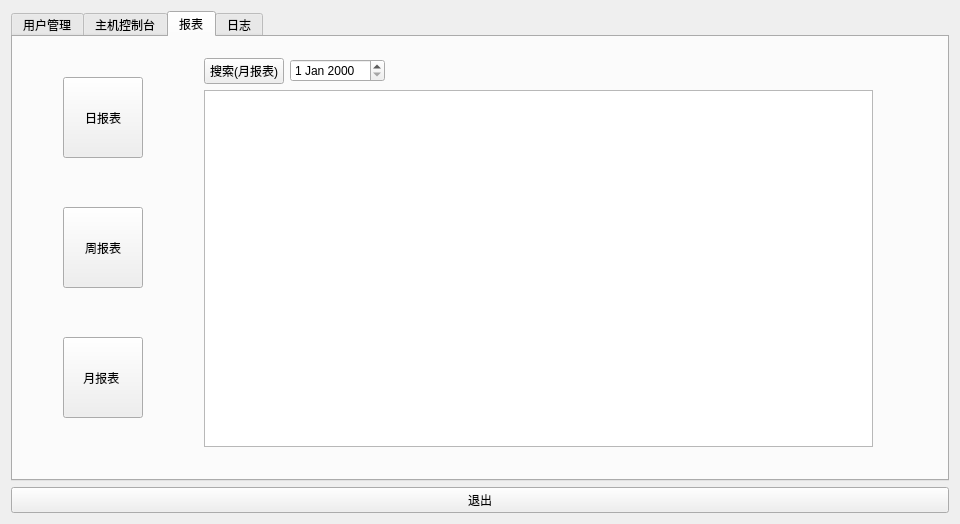
Old version of the form master/mainwindow.ui in the repository fengshenfeilian/airCondition.
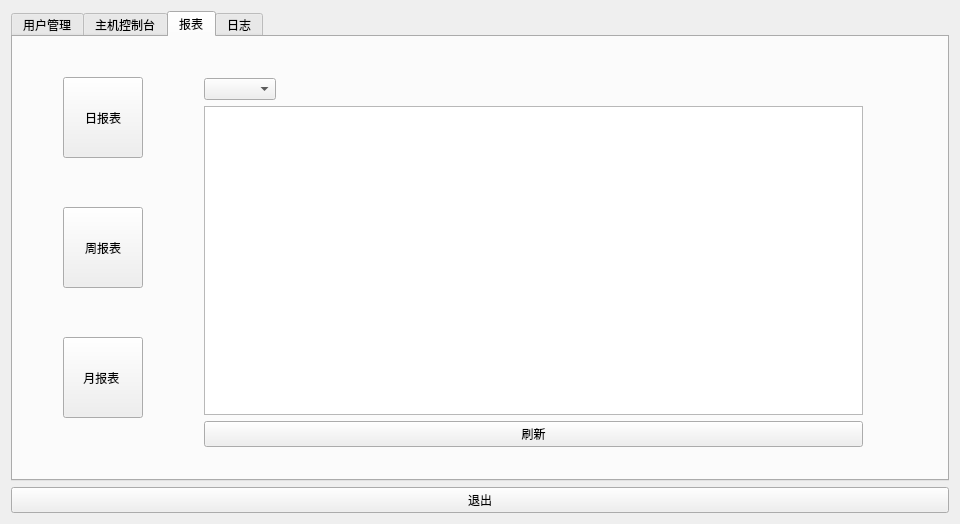
New version of the form. The open tabs and pages were chosen to show the change.

Diff of the .ui file:
```diff
--- a/master/mainwindow.ui
+++ b/master/mainwindow.ui
@@ -542,22 +542,15 @@
           <property name="geometry">
            <rect>
             <x>0</x>
-            <y>0</y>
-            <width>691</width>
-            <height>411</height>
+            <y>20</y>
+            <width>681</width>
+            <height>391</height>
            </rect>
           </property>
           <layout class="QGridLayout" name="gridLayout_7">
            <item row="1" column="0" colspan="3">
             <widget class="QTableView" name="tableView_2"/>
            </item>
-           <item row="0" column="0">
-            <widget class="QPushButton" name="pbReportMonSearch">
-             <property name="text">
-              <string>搜索(月报表)</string>
-             </property>
-            </widget>
-           </item>
            <item row="0" column="2">
             <spacer name="horizontalSpacer_5">
              <property name="orientation">
@@ -571,8 +564,22 @@
              </property>
             </spacer>
            </item>
-           <item row="0" column="1">
-            <widget class="QDateEdit" name="dateEdit_4"/>
+           <item row="2" column="0" colspan="3">
+            <widget class="QPushButton" name="pbRefreshMon">
+             <property name="text">
+              <string>刷新</string>
+             </property>
+            </widget>
+           </item>
+           <item row="0" column="0">
+            <widget class="QComboBox" name="boxMon">
+             <property name="currentText">
+              <string/>
+             </property>
+             <property name="currentIndex">
+              <number>-1</number>
+             </property>
+            </widget>
            </item>
           </layout>
          </widget>
```
Left out of the diff: 152 changed lines with no effect on the pictures.
